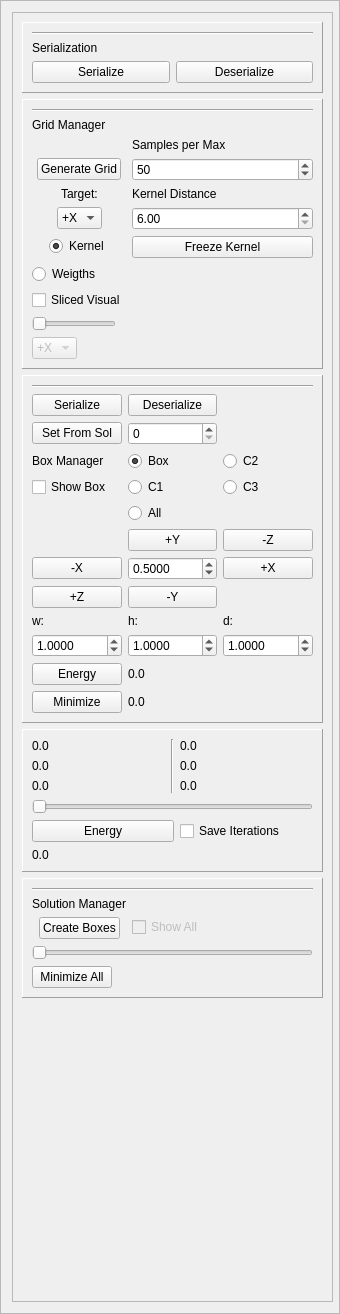
Before: the Qt Designer form GUI/managers/enginemanager.ui in alemuntoni/HeightFieldDecomposition, drawn with Qt 5.
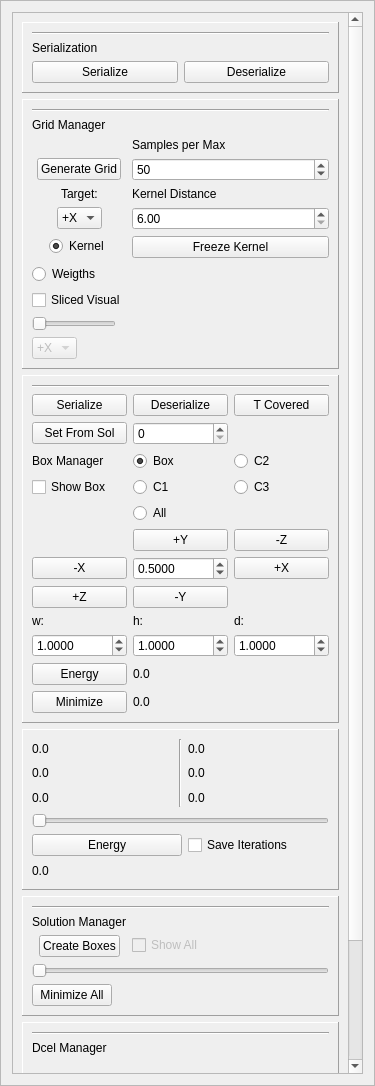
After: the same form once the commit is applied.

Commit message: Aggiunto DcelManager a interfaccia, colori Dcel non funzionanti

```diff
--- a/GUI/managers/enginemanager.ui
+++ b/GUI/managers/enginemanager.ui
@@ -6,13 +6,13 @@
    <rect>
     <x>0</x>
     <y>0</y>
-    <width>340</width>
-    <height>1314</height>
+    <width>375</width>
+    <height>1086</height>
    </rect>
   </property>
   <property name="minimumSize">
    <size>
-    <width>340</width>
+    <width>375</width>
     <height>0</height>
    </size>
   </property>
@@ -25,8 +25,8 @@
   <property name="frameShadow">
    <enum>QFrame::Raised</enum>
   </property>
-  <layout class="QHBoxLayout" name="horizontalLayout">
-   <item>
+  <layout class="QGridLayout" name="gridLayout_12">
+   <item row="0" column="0">
     <widget class="QScrollArea" name="scrollArea">
      <property name="sizePolicy">
       <sizepolicy hsizetype="Expanding" vsizetype="Expanding">
@@ -40,6 +40,9 @@
        <height>0</height>
       </size>
      </property>
+     <property name="verticalScrollBarPolicy">
+      <enum>Qt::ScrollBarAsNeeded</enum>
+     </property>
      <property name="widgetResizable">
       <bool>true</bool>
      </property>
@@ -47,90 +50,20 @@
       <property name="geometry">
        <rect>
         <x>0</x>
-        <y>0</y>
-        <width>333</width>
-        <height>1276</height>
+        <y>-274</y>
+        <width>337</width>
+        <height>1338</height>
        </rect>
       </property>
-      <layout class="QGridLayout" name="gridLayout_12">
-       <item row="5" column="0">
-        <widget class="QFrame" name="frame">
-         <property name="frameShape">
-          <enum>QFrame::Panel</enum>
-         </property>
-         <property name="frameShadow">
-          <enum>QFrame::Raised</enum>
-         </property>
-         <layout class="QFormLayout" name="formLayout">
-          <property name="labelAlignment">
-           <set>Qt::AlignCenter</set>
-          </property>
-          <item row="0" column="0" colspan="2">
-           <widget class="Line" name="line_3">
-            <property name="orientation">
-             <enum>Qt::Horizontal</enum>
-            </property>
-           </widget>
-          </item>
-          <item row="1" column="0">
-           <widget class="QLabel" name="label_9">
-            <property name="text">
-             <string>Solution Manager</string>
-            </property>
-           </widget>
-          </item>
-          <item row="2" column="0">
-           <widget class="QPushButton" name="createBoxesPushButton">
-            <property name="text">
-             <string>Create Boxes</string>
-            </property>
-           </widget>
-          </item>
-          <item row="2" column="1">
-           <widget class="QCheckBox" name="showAllSolutionsCheckBox">
-            <property name="enabled">
-             <bool>false</bool>
-            </property>
-            <property name="text">
-             <string>Show All</string>
-            </property>
-           </widget>
-          </item>
-          <item row="3" column="0" colspan="2">
-           <widget class="QSlider" name="solutionsSlider">
-            <property name="enabled">
-             <bool>false</bool>
-            </property>
-            <property name="orientation">
-             <enum>Qt::Horizontal</enum>
-            </property>
-           </widget>
-          </item>
-          <item row="4" column="0">
-           <widget class="QPushButton" name="minimizeAllPushButton">
-            <property name="text">
-             <string>Minimize All</string>
-            </property>
-           </widget>
-          </item>
-         </layout>
-        </widget>
-       </item>
-       <item row="7" column="0">
-        <spacer name="verticalSpacer">
-         <property name="orientation">
-          <enum>Qt::Vertical</enum>
-         </property>
-         <property name="sizeHint" stdset="0">
-          <size>
-           <width>20</width>
-           <height>40</height>
-          </size>
-         </property>
-        </spacer>
-       </item>
+      <layout class="QGridLayout" name="gridLayout_15">
        <item row="0" column="0">
         <widget class="QFrame" name="frame_4">
+         <property name="sizePolicy">
+          <sizepolicy hsizetype="Preferred" vsizetype="Fixed">
+           <horstretch>0</horstretch>
+           <verstretch>0</verstretch>
+          </sizepolicy>
+         </property>
          <property name="frameShape">
           <enum>QFrame::Panel</enum>
          </property>
@@ -171,6 +104,12 @@
        </item>
        <item row="1" column="0">
         <widget class="QFrame" name="frame_3">
+         <property name="sizePolicy">
+          <sizepolicy hsizetype="Preferred" vsizetype="Fixed">
+           <horstretch>0</horstretch>
+           <verstretch>0</verstretch>
+          </sizepolicy>
+         </property>
          <property name="layoutDirection">
           <enum>Qt::LeftToRight</enum>
          </property>
@@ -361,109 +300,14 @@
          </layout>
         </widget>
        </item>
-       <item row="3" column="0">
-        <widget class="QFrame" name="frame_5">
-         <property name="sizePolicy">
-          <sizepolicy hsizetype="Preferred" vsizetype="Minimum">
-           <horstretch>0</horstretch>
-           <verstretch>0</verstretch>
-          </sizepolicy>
-         </property>
-         <property name="minimumSize">
-          <size>
-           <width>0</width>
-           <height>60</height>
-          </size>
-         </property>
-         <property name="frameShape">
-          <enum>QFrame::Panel</enum>
-         </property>
-         <property name="frameShadow">
-          <enum>QFrame::Raised</enum>
-         </property>
-         <layout class="QGridLayout" name="gridLayout_2">
-          <item row="0" column="0">
-           <widget class="QLabel" name="gminx">
-            <property name="text">
-             <string>0.0</string>
-            </property>
-           </widget>
-          </item>
-          <item row="0" column="1" rowspan="3">
-           <widget class="Line" name="line_5">
-            <property name="orientation">
-             <enum>Qt::Vertical</enum>
-            </property>
-           </widget>
-          </item>
-          <item row="1" column="0">
-           <widget class="QLabel" name="gminy">
-            <property name="text">
-             <string>0.0</string>
-            </property>
-           </widget>
-          </item>
-          <item row="1" column="2">
-           <widget class="QLabel" name="gmaxy">
-            <property name="text">
-             <string>0.0</string>
-            </property>
-           </widget>
-          </item>
-          <item row="2" column="0">
-           <widget class="QLabel" name="gminz">
-            <property name="text">
-             <string>0.0</string>
-            </property>
-           </widget>
-          </item>
-          <item row="2" column="2">
-           <widget class="QLabel" name="gmaxz">
-            <property name="text">
-             <string>0.0</string>
-            </property>
-           </widget>
-          </item>
-          <item row="0" column="2">
-           <widget class="QLabel" name="gmaxx">
-            <property name="text">
-             <string>0.0</string>
-            </property>
-           </widget>
-          </item>
-          <item row="6" column="0" colspan="3">
-           <widget class="QLabel" name="energyIterationLabel">
-            <property name="text">
-             <string>0.0</string>
-            </property>
-           </widget>
-          </item>
-          <item row="4" column="0" colspan="3">
-           <widget class="QSlider" name="iterationsSlider">
-            <property name="orientation">
-             <enum>Qt::Horizontal</enum>
-            </property>
-           </widget>
-          </item>
-          <item row="5" column="0" colspan="2">
-           <widget class="QPushButton" name="energyIterationsButton">
-            <property name="text">
-             <string>Energy</string>
-            </property>
-           </widget>
-          </item>
-          <item row="5" column="2">
-           <widget class="QCheckBox" name="saveIterationsCheckBox">
-            <property name="text">
-             <string>Save Iterations</string>
-            </property>
-           </widget>
-          </item>
-         </layout>
-        </widget>
-       </item>
        <item row="2" column="0">
         <widget class="QFrame" name="frame_2">
+         <property name="sizePolicy">
+          <sizepolicy hsizetype="Preferred" vsizetype="Fixed">
+           <horstretch>0</horstretch>
+           <verstretch>0</verstretch>
+          </sizepolicy>
+         </property>
          <property name="frameShape">
           <enum>QFrame::Panel</enum>
          </property>
@@ -699,6 +543,323 @@
           </item>
           <item row="2" column="1">
            <widget class="QSpinBox" name="setFromSolutionSpinBox"/>
+          </item>
+          <item row="1" column="2">
+           <widget class="QPushButton" name="trianglesCoveredPushButton">
+            <property name="text">
+             <string>T Covered</string>
+            </property>
+           </widget>
+          </item>
+         </layout>
+        </widget>
+       </item>
+       <item row="3" column="0">
+        <widget class="QFrame" name="frame_5">
+         <property name="sizePolicy">
+          <sizepolicy hsizetype="Preferred" vsizetype="Fixed">
+           <horstretch>0</horstretch>
+           <verstretch>0</verstretch>
+          </sizepolicy>
+         </property>
+         <property name="minimumSize">
+          <size>
+           <width>256</width>
+           <height>161</height>
+          </size>
+         </property>
+         <property name="frameShape">
+          <enum>QFrame::Panel</enum>
+         </property>
+         <property name="frameShadow">
+          <enum>QFrame::Raised</enum>
+         </property>
+         <layout class="QGridLayout" name="gridLayout_2">
+          <item row="4" column="2">
+           <widget class="QCheckBox" name="saveIterationsCheckBox">
+            <property name="text">
+             <string>Save Iterations</string>
+            </property>
+           </widget>
+          </item>
+          <item row="5" column="0" colspan="3">
+           <widget class="QLabel" name="energyIterationLabel">
+            <property name="text">
+             <string>0.0</string>
+            </property>
+           </widget>
+          </item>
+          <item row="1" column="2">
+           <widget class="QLabel" name="gmaxy">
+            <property name="sizePolicy">
+             <sizepolicy hsizetype="Preferred" vsizetype="Preferred">
+              <horstretch>0</horstretch>
+              <verstretch>0</verstretch>
+             </sizepolicy>
+            </property>
+            <property name="text">
+             <string>0.0</string>
+            </property>
+           </widget>
+          </item>
+          <item row="0" column="2">
+           <widget class="QLabel" name="gmaxx">
+            <property name="text">
+             <string>0.0</string>
+            </property>
+           </widget>
+          </item>
+          <item row="2" column="0">
+           <widget class="QLabel" name="gminz">
+            <property name="text">
+             <string>0.0</string>
+            </property>
+           </widget>
+          </item>
+          <item row="2" column="2">
+           <widget class="QLabel" name="gmaxz">
+            <property name="text">
+             <string>0.0</string>
+            </property>
+           </widget>
+          </item>
+          <item row="3" column="0" colspan="3">
+           <widget class="QSlider" name="iterationsSlider">
+            <property name="orientation">
+             <enum>Qt::Horizontal</enum>
+            </property>
+           </widget>
+          </item>
+          <item row="4" column="0" colspan="2">
+           <widget class="QPushButton" name="energyIterationsButton">
+            <property name="text">
+             <string>Energy</string>
+            </property>
+           </widget>
+          </item>
+          <item row="0" column="0">
+           <widget class="QLabel" name="gminx">
+            <property name="text">
+             <string>0.0</string>
+            </property>
+           </widget>
+          </item>
+          <item row="1" column="0">
+           <widget class="QLabel" name="gminy">
+            <property name="text">
+             <string>0.0</string>
+            </property>
+           </widget>
+          </item>
+          <item row="0" column="1" rowspan="3">
+           <widget class="Line" name="line_5">
+            <property name="orientation">
+             <enum>Qt::Vertical</enum>
+            </property>
+           </widget>
+          </item>
+         </layout>
+        </widget>
+       </item>
+       <item row="4" column="0">
+        <widget class="QFrame" name="frame">
+         <property name="sizePolicy">
+          <sizepolicy hsizetype="Preferred" vsizetype="Fixed">
+           <horstretch>0</horstretch>
+           <verstretch>0</verstretch>
+          </sizepolicy>
+         </property>
+         <property name="frameShape">
+          <enum>QFrame::Panel</enum>
+         </property>
+         <property name="frameShadow">
+          <enum>QFrame::Raised</enum>
+         </property>
+         <layout class="QFormLayout" name="formLayout">
+          <property name="labelAlignment">
+           <set>Qt::AlignCenter</set>
+          </property>
+          <item row="0" column="0" colspan="2">
+           <widget class="Line" name="line_3">
+            <property name="orientation">
+             <enum>Qt::Horizontal</enum>
+            </property>
+           </widget>
+          </item>
+          <item row="1" column="0">
+           <widget class="QLabel" name="label_9">
+            <property name="text">
+             <string>Solution Manager</string>
+            </property>
+           </widget>
+          </item>
+          <item row="2" column="0">
+           <widget class="QPushButton" name="createBoxesPushButton">
+            <property name="text">
+             <string>Create Boxes</string>
+            </property>
+           </widget>
+          </item>
+          <item row="2" column="1">
+           <widget class="QCheckBox" name="showAllSolutionsCheckBox">
+            <property name="enabled">
+             <bool>false</bool>
+            </property>
+            <property name="text">
+             <string>Show All</string>
+            </property>
+           </widget>
+          </item>
+          <item row="3" column="0" colspan="2">
+           <widget class="QSlider" name="solutionsSlider">
+            <property name="enabled">
+             <bool>false</bool>
+            </property>
+            <property name="orientation">
+             <enum>Qt::Horizontal</enum>
+            </property>
+           </widget>
+          </item>
+          <item row="4" column="0">
+           <widget class="QPushButton" name="minimizeAllPushButton">
+            <property name="text">
+             <string>Minimize All</string>
+            </property>
+           </widget>
+          </item>
+         </layout>
+        </widget>
+       </item>
+       <item row="5" column="0">
+        <widget class="QFrame" name="frame_6">
+         <property name="sizePolicy">
+          <sizepolicy hsizetype="Preferred" vsizetype="Fixed">
+           <horstretch>0</horstretch>
+           <verstretch>0</verstretch>
+          </sizepolicy>
+         </property>
+         <property name="frameShape">
+          <enum>QFrame::Panel</enum>
+         </property>
+         <property name="frameShadow">
+          <enum>QFrame::Raised</enum>
+         </property>
+         <layout class="QGridLayout" name="gridLayout_3">
+          <item row="1" column="0">
+           <widget class="QLabel" name="label_11">
+            <property name="text">
+             <string>Dcel Manager</string>
+            </property>
+           </widget>
+          </item>
+          <item row="2" column="0">
+           <widget class="QFrame" name="frame3">
+            <property name="frameShape">
+             <enum>QFrame::NoFrame</enum>
+            </property>
+            <property name="frameShadow">
+             <enum>QFrame::Raised</enum>
+            </property>
+            <layout class="QGridLayout" name="gridLayout_13">
+             <item row="0" column="0">
+              <widget class="QCheckBox" name="wireframeDcelCheckBox">
+               <property name="enabled">
+                <bool>true</bool>
+               </property>
+               <property name="text">
+                <string>Wireframe</string>
+               </property>
+               <property name="checked">
+                <bool>true</bool>
+               </property>
+              </widget>
+             </item>
+             <item row="1" column="0">
+              <spacer name="verticalSpacer_6">
+               <property name="orientation">
+                <enum>Qt::Vertical</enum>
+               </property>
+               <property name="sizeHint" stdset="0">
+                <size>
+                 <width>20</width>
+                 <height>40</height>
+                </size>
+               </property>
+              </spacer>
+             </item>
+            </layout>
+           </widget>
+          </item>
+          <item row="2" column="1">
+           <widget class="QFrame" name="frame2">
+            <layout class="QGridLayout" name="gridLayout_14">
+             <item row="3" column="0">
+              <spacer name="verticalSpacer">
+               <property name="orientation">
+                <enum>Qt::Vertical</enum>
+               </property>
+               <property name="sizeHint" stdset="0">
+                <size>
+                 <width>20</width>
+                 <height>40</height>
+                </size>
+               </property>
+              </spacer>
+             </item>
+             <item row="0" column="0">
+              <widget class="QRadioButton" name="pointsDcelRadioButton">
+               <property name="enabled">
+                <bool>true</bool>
+               </property>
+               <property name="text">
+                <string>Points</string>
+               </property>
+               <property name="checked">
+                <bool>true</bool>
+               </property>
+              </widget>
+             </item>
+             <item row="1" column="0">
+              <widget class="QRadioButton" name="flatDcelRadioButton">
+               <property name="enabled">
+                <bool>true</bool>
+               </property>
+               <property name="text">
+                <string>Flat</string>
+               </property>
+               <property name="checked">
+                <bool>false</bool>
+               </property>
+              </widget>
+             </item>
+             <item row="2" column="0">
+              <widget class="QRadioButton" name="smoothDcelRadioButton">
+               <property name="enabled">
+                <bool>true</bool>
+               </property>
+               <property name="text">
+                <string>Smooth</string>
+               </property>
+               <property name="checked">
+                <bool>false</bool>
+               </property>
+              </widget>
+             </item>
+            </layout>
+           </widget>
+          </item>
+          <item row="0" column="0" colspan="2">
+           <widget class="Line" name="line_6">
+            <property name="sizePolicy">
+             <sizepolicy hsizetype="Minimum" vsizetype="Fixed">
+              <horstretch>0</horstretch>
+              <verstretch>0</verstretch>
+             </sizepolicy>
+            </property>
+            <property name="orientation">
+             <enum>Qt::Horizontal</enum>
+            </property>
+           </widget>
           </item>
          </layout>
         </widget>
```
The commit also changes 3 other files.
